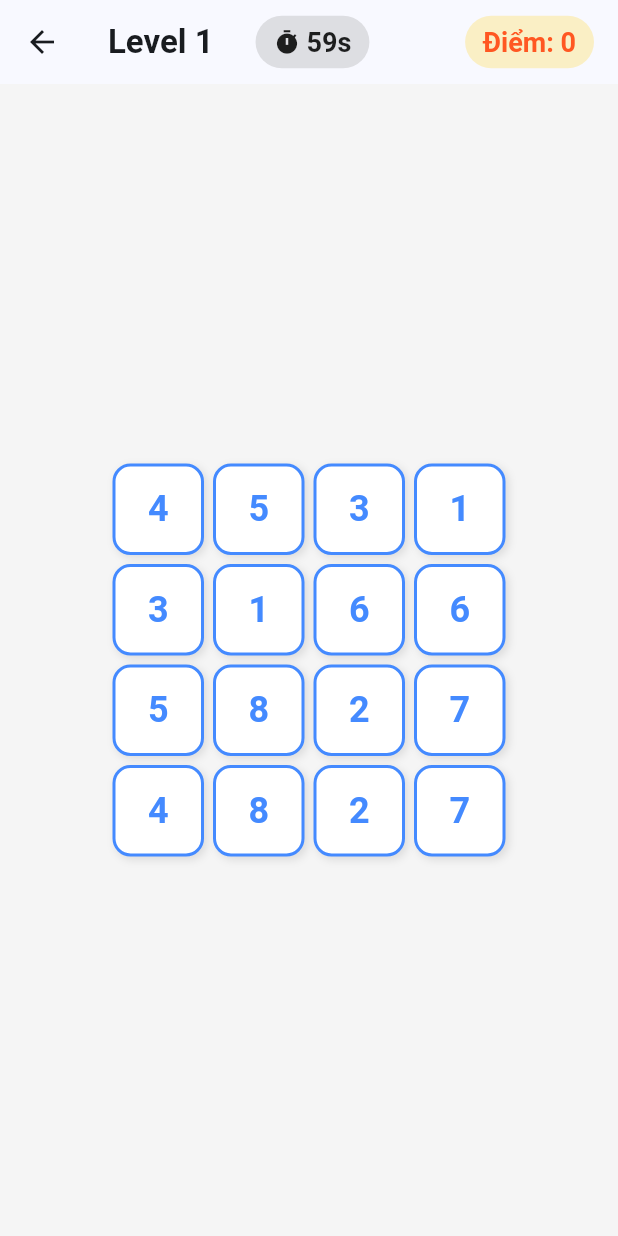
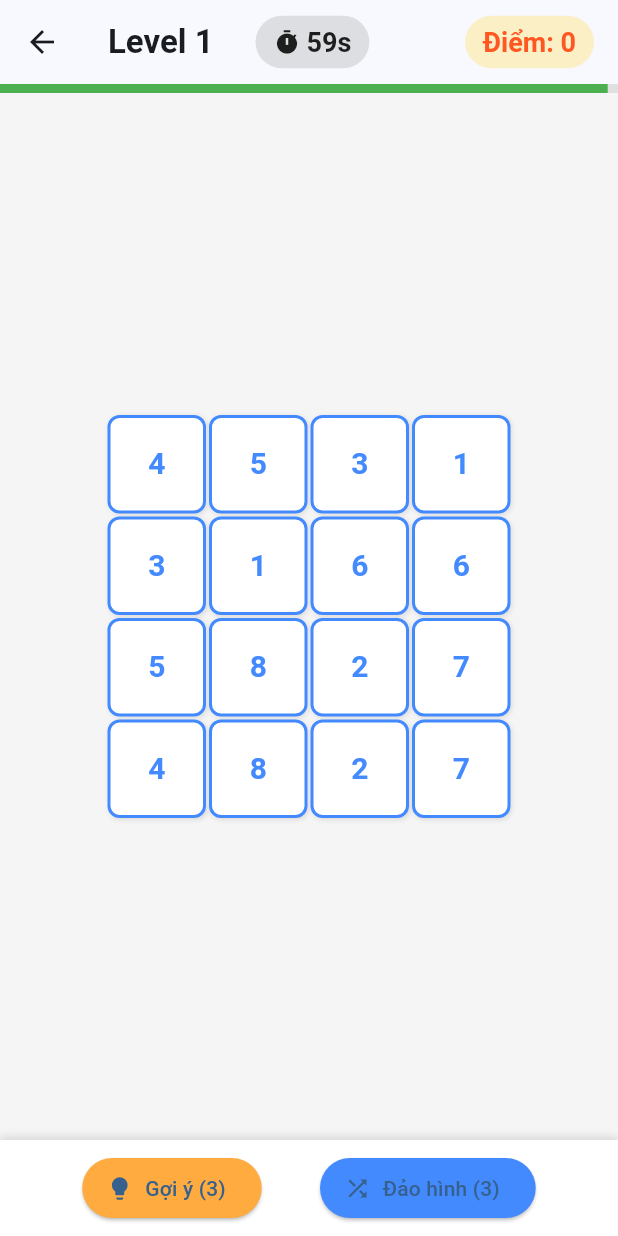
Before and after one commit to nvthih24/onet-puzzle-mobile, a Flutter app: the GameplayScreen screen opened directly, on a phone screen of 412 x 824 dp. Run offline on Flutter 3.47's test engine with Material 3 defaults, Android fonts, the phone set to English and light mode, and no system bars.

Commit message:
Bổ sung Phao cứu sinh và cập nhật giao diện

```diff
--- a/lib/screens/gameplay_screen.dart
+++ b/lib/screens/gameplay_screen.dart
@@ -77,9 +77,61 @@ class GameplayScreen extends StatelessWidget {
         ),
         centerTitle: false, // Tắt centerTitle để Row tràn đều 2 bên
       ),
-      body: Center(
+      bottomNavigationBar: SafeArea(
+        child: Container(
+          padding: const EdgeInsets.symmetric(vertical: 8, horizontal: 16),
+          decoration: const BoxDecoration(
+            color: Colors.white,
+            boxShadow: [
+              BoxShadow(
+                color: Colors.black12,
+                blurRadius: 4,
+                offset: Offset(0, -2),
+              ),
+            ],
+          ),
+          child: Row(
+            mainAxisAlignment: MainAxisAlignment.spaceEvenly,
+            children: [
+              ElevatedButton.icon(
+                onPressed: gameProvider.hintCount > 0
+                    ? () => gameProvider.useHint()
+                    : null,
+                icon: const Icon(Icons.lightbulb),
+                label: Text('Gợi ý (${gameProvider.hintCount})'),
+                style: ElevatedButton.styleFrom(
+                  backgroundColor: Colors.orangeAccent,
+                ),
+              ),
+              ElevatedButton.icon(
+                onPressed: gameProvider.shuffleCount > 0
+                    ? () => gameProvider.manualShuffle()
+                    : null,
+                icon: const Icon(Icons.shuffle),
+                label: Text('Đảo hình (${gameProvider.shuffleCount})'),
+                style: ElevatedButton.styleFrom(
+                  backgroundColor: Colors.blueAccent,
+                ),
+              ),
+            ],
+          ),
+        ),
+      ),
+      body: SafeArea(
+        child: Column(
+          children: [
+            LinearProgressIndicator(
+              value: gameProvider.timeLeft / gameProvider.maxTime,
+              minHeight: 6,
+              backgroundColor: Colors.grey[300],
+              valueColor: AlwaysStoppedAnimation<Color>(
+                gameProvider.timeLeft <= 10 ? Colors.red : Colors.green,
+              ),
+            ),
+            Expanded(
+              child: Center(
                 child: Padding(
-          padding: const EdgeInsets.all(8.0),
+                  padding: const EdgeInsets.all(4.0),
                   child: Stack(
                     alignment: Alignment.center,
                     children: [
@@ -88,8 +140,8 @@ class GameplayScreen extends StatelessWidget {
                         physics: const NeverScrollableScrollPhysics(),
                         gridDelegate: SliverGridDelegateWithFixedCrossAxisCount(
                           crossAxisCount: totalCols,
-                  crossAxisSpacing: 6.0,
-                  mainAxisSpacing: 6.0,
+                          crossAxisSpacing: 2.0,
+                          mainAxisSpacing: 2.0,
                         ),
                         itemCount: totalRows * totalCols,
                         itemBuilder: (context, index) {
@@ -105,34 +157,47 @@ class GameplayScreen extends StatelessWidget {
                               gameProvider.firstSelected!.x == x &&
                               gameProvider.firstSelected!.y == y;
 
+                          bool isHinted =
+                              gameProvider.hintPoints != null &&
+                              gameProvider.hintPoints!.any(
+                                (p) => p.x == x && p.y == y,
+                              );
+
                           // Bọc GestureDetector để bắt sự kiện tap
                           return GestureDetector(
-                    onTap: () => context.read<GameProvider>().handleTap(y, x),
+                            onTap: () =>
+                                context.read<GameProvider>().handleTap(y, x),
                             child: Container(
                               decoration: BoxDecoration(
                                 // Đổi màu nền nếu đang được chọn
-                        color: isSelected ? Colors.blue[100] : Colors.white,
-                        borderRadius: BorderRadius.circular(12),
+                                color: isSelected
+                                    ? Colors.blue[100]
+                                    : (isHinted
+                                          ? Colors.yellow[100]
+                                          : Colors.white),
+                                borderRadius: BorderRadius.circular(8),
                                 boxShadow: [
                                   BoxShadow(
                                     color: Colors.black.withOpacity(0.1),
-                            blurRadius: 4,
-                            offset: const Offset(2, 2),
+                                    blurRadius: 2,
+                                    offset: const Offset(1, 1),
                                   ),
                                 ],
                                 // Viền đậm hơn nếu đang được chọn
                                 border: Border.all(
                                   color: isSelected
                                       ? Colors.redAccent
-                              : Colors.blueAccent,
-                          width: isSelected ? 3 : 2,
+                                      : (isHinted
+                                            ? Colors.orange
+                                            : Colors.blueAccent),
+                                  width: isSelected || isHinted ? 3 : 2,
                                 ),
                               ),
                               child: Center(
                                 child: Text(
                                   '$itemId',
                                   style: const TextStyle(
-                            fontSize: 24,
+                                    fontSize: 20,
                                     fontWeight: FontWeight.bold,
                                     color: Colors.blueAccent,
                                   ),
@@ -149,7 +214,7 @@ class GameplayScreen extends StatelessWidget {
                               path: gameProvider.currentPath,
                               rows: totalRows,
                               cols: totalCols,
-                      spacing: 6.0,
+                              spacing: 2.0,
                             ),
                           ),
                         ),
@@ -166,7 +231,8 @@ class GameplayScreen extends StatelessWidget {
                               mainAxisAlignment: MainAxisAlignment.center,
                               children: [
                                 const Icon(
-                          Icons.emoji_events_rounded, // Biểu tượng cúp vàng
+                                  Icons
+                                      .emoji_events_rounded, // Biểu tượng cúp vàng
                                   size: 100,
                                   color: Colors.amber,
                                 ),
@@ -182,7 +248,10 @@ class GameplayScreen extends StatelessWidget {
                                 const SizedBox(height: 8),
                                 const Text(
                                   'Bạn đã dọn sạch bàn cờ.',
-                          style: TextStyle(fontSize: 18, color: Colors.grey),
+                                  style: TextStyle(
+                                    fontSize: 18,
+                                    color: Colors.grey,
+                                  ),
                                 ),
                                 const SizedBox(height: 32),
                                 ElevatedButton.icon(
@@ -200,8 +269,8 @@ class GameplayScreen extends StatelessWidget {
                                       horizontal: 24,
                                       vertical: 12,
                                     ),
-                            backgroundColor:
-                                Colors.green, // Đổi màu xanh lá cho khí thế
+                                    backgroundColor: Colors
+                                        .green, // Đổi màu xanh lá cho khí thế
                                     foregroundColor: Colors.white,
                                   ),
                                 ),
@@ -270,6 +339,10 @@ class GameplayScreen extends StatelessWidget {
                   ),
                 ),
               ),
+            ),
+          ],
+        ),
+      ),
     );
   }
 }
```
Also changed, not shown: lib/providers/game_provider.dart (+51 -0 lines). Lines whose indentation alone changed are shown as unchanged.
